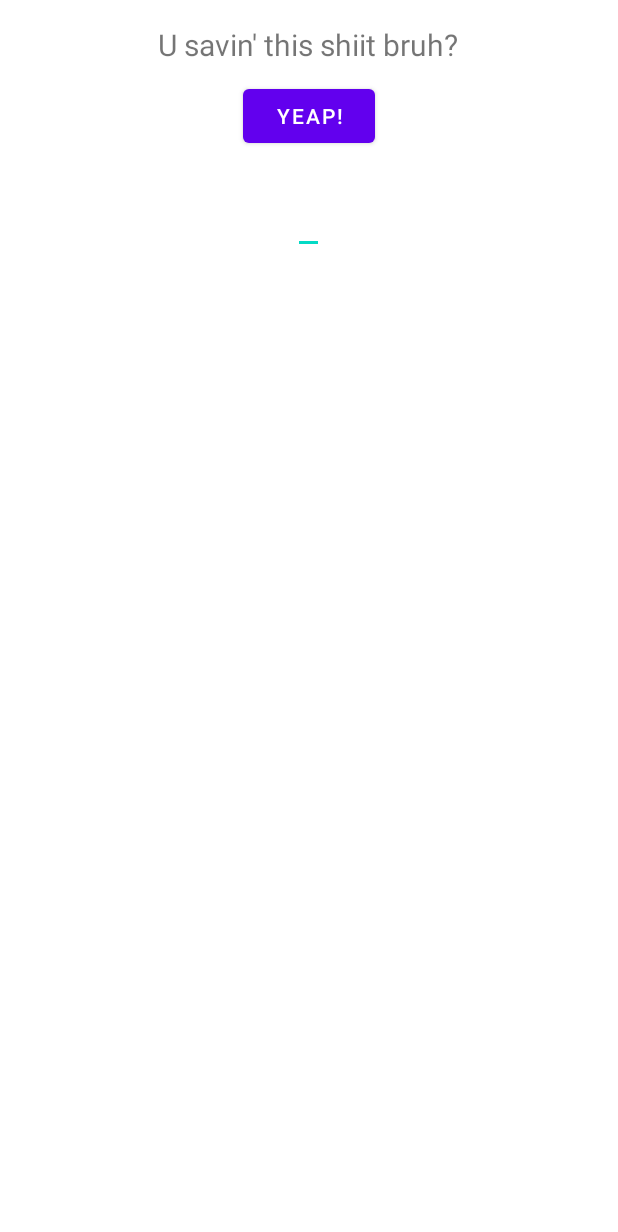
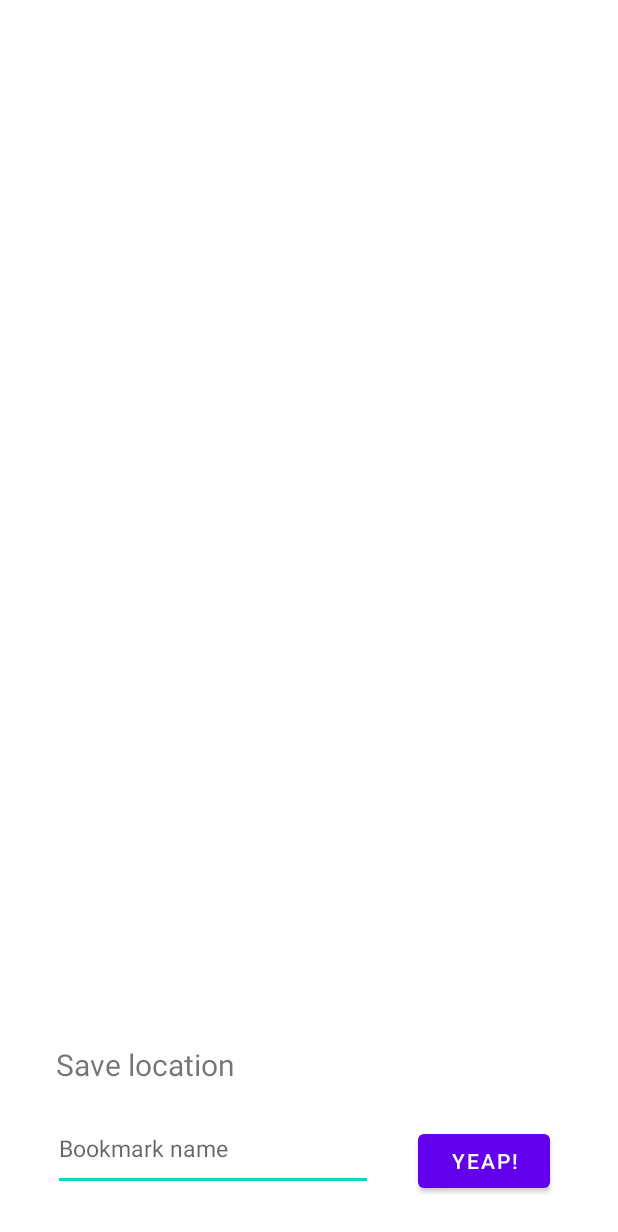
Before and after one commit to re0078/mobdev_hw2_spring_2021, an Android app: the layout bottom_sheet_layout.xml on its own in the app's theme, with its tools: preview values and no code run, on a phone screen of 412 x 824 dp. Shown: the top 1232 px of the screen. Run offline under Robolectric (Android 15) with nearby library versions, the phone set to English and light mode, and no system bars.

Commit message:
Fix bookmark save dialog

```diff
--- a/app/src/main/java/edu/sharif/mobdev_hw2_spring_2021/ui/dialog/BookmarkDialog.java
+++ b/app/src/main/java/edu/sharif/mobdev_hw2_spring_2021/ui/dialog/BookmarkDialog.java
@@ -41,12 +41,13 @@ public class BookmarkDialog extends BottomSheetDialogFragment {
         saveButton.setOnClickListener(v1 -> {
             EditText userInput = v.findViewById(R.id.bookmark_input_name);
             String bookmarkName = userInput.getText().toString();
-            while (bookmarkRepository.existBookmark(bookmarkName)) {
-                Toast.makeText(getContext(), "A bookmark with the same name exists", Toast.LENGTH_LONG).show();
+            if (bookmarkRepository.existBookmark(bookmarkName)) {
+                Toast.makeText(getContext(), "A bookmark with the same name exists", Toast.LENGTH_SHORT).show();
+            } else {
+                bookmarkRepository.putBookmark(new Bookmark(bookmarkName,
+                        bookmarkPoint.getLongitude(), bookmarkPoint.getLatitude()));
+                dismiss();
             }
-            bookmarkRepository.putBookmark(new Bookmark(bookmarkName,
-                    bookmarkPoint.getLongitude(), bookmarkPoint.getLatitude()));
-            dismiss();
         });
         return v;
     }
--- a/app/src/main/res/layout/bottom_sheet_layout.xml
+++ b/app/src/main/res/layout/bottom_sheet_layout.xml
@@ -1,33 +1,55 @@
 <?xml version="1.0" encoding="utf-8"?>
-<LinearLayout
-    xmlns:android="http://schemas.android.com/apk/res/android"
+<androidx.constraintlayout.widget.ConstraintLayout xmlns:android="http://schemas.android.com/apk/res/android"
+    xmlns:app="http://schemas.android.com/apk/res-auto"
+    xmlns:tools="http://schemas.android.com/tools"
     android:layout_width="match_parent"
     android:layout_height="match_parent"
-    android:gravity="center_horizontal"
     android:orientation="vertical"
     android:padding="16dp">
 
+    <androidx.constraintlayout.widget.ConstraintLayout
+        android:layout_width="0dp"
+        android:layout_height="130dp"
+        app:layout_constraintBottom_toBottomOf="parent"
+        app:layout_constraintEnd_toEndOf="parent"
+        app:layout_constraintStart_toStartOf="parent">
+
         <TextView
+            android:id="@+id/save_location_text"
             android:layout_width="wrap_content"
             android:layout_height="wrap_content"
-        android:text="U savin' this shiit bruh?"
-        android:textSize="20sp" />
+            android:layout_marginTop="4dp"
+            android:text="@string/save_location_alert"
+            android:textSize="20sp"
+            app:layout_constraintBottom_toTopOf="@+id/bookmark_input_name"
+            app:layout_constraintEnd_toEndOf="parent"
+            app:layout_constraintHorizontal_bias="0.082"
+            app:layout_constraintStart_toStartOf="parent"
+            app:layout_constraintTop_toTopOf="parent" />
+
+        <EditText
+            android:id="@+id/bookmark_input_name"
+            android:layout_width="213dp"
+            android:layout_height="56dp"
+            android:autofillHints="Bookmark name"
+            android:hint="@string/bookmark_name_hint"
+            android:inputType="textPersonName"
+            android:textSize="15sp"
+            app:layout_constraintBottom_toBottomOf="parent"
+            app:layout_constraintEnd_toStartOf="@+id/save_button"
+            app:layout_constraintStart_toStartOf="parent"
+            app:layout_constraintTop_toBottomOf="@+id/save_location_text"
+            app:layout_constraintVertical_bias="1.0" />
 
         <Button
-        android:layout_margin="10dp"
             android:id="@+id/save_button"
             android:layout_width="wrap_content"
             android:layout_height="wrap_content"
-        android:text="Yeap!" />
-    <EditText
-        android:layout_width="wrap_content"
-        android:layout_height="wrap_content"
-        android:layout_marginTop="16dp"
-        android:layout_marginLeft="4dp"
-        android:layout_marginRight="4dp"
-        android:layout_marginBottom="4dp"
-        android:id="@+id/bookmark_input_name"
-        android:textSize="15sp"
-        android:inputType="textPersonName"
-        android:autofillHints="Bookmark name" />
-</LinearLayout>
+            android:layout_margin="10dp"
+            android:layout_marginBottom="16dp"
+            android:text="@string/yes"
+            app:layout_constraintBottom_toBottomOf="parent"
+            app:layout_constraintEnd_toEndOf="parent"
+            app:layout_constraintStart_toEndOf="@+id/bookmark_input_name" />
+    </androidx.constraintlayout.widget.ConstraintLayout>
+</androidx.constraintlayout.widget.ConstraintLayout>
--- a/app/src/main/res/values/strings.xml
+++ b/app/src/main/res/values/strings.xml
@@ -7,4 +7,7 @@
     <string name="dialog_save_bookmark">U savin\' bruh?</string>
     <string name="dialog_yes">Yeap!</string>
     <string name="dialog_no">Nea!</string>
+    <string name="save_location_alert">Save location</string>
+    <string name="yes">Yeap!</string>
+    <string name="bookmark_name_hint">Bookmark name</string>
 </resources>
```
Lines whose indentation alone changed are shown as unchanged.
